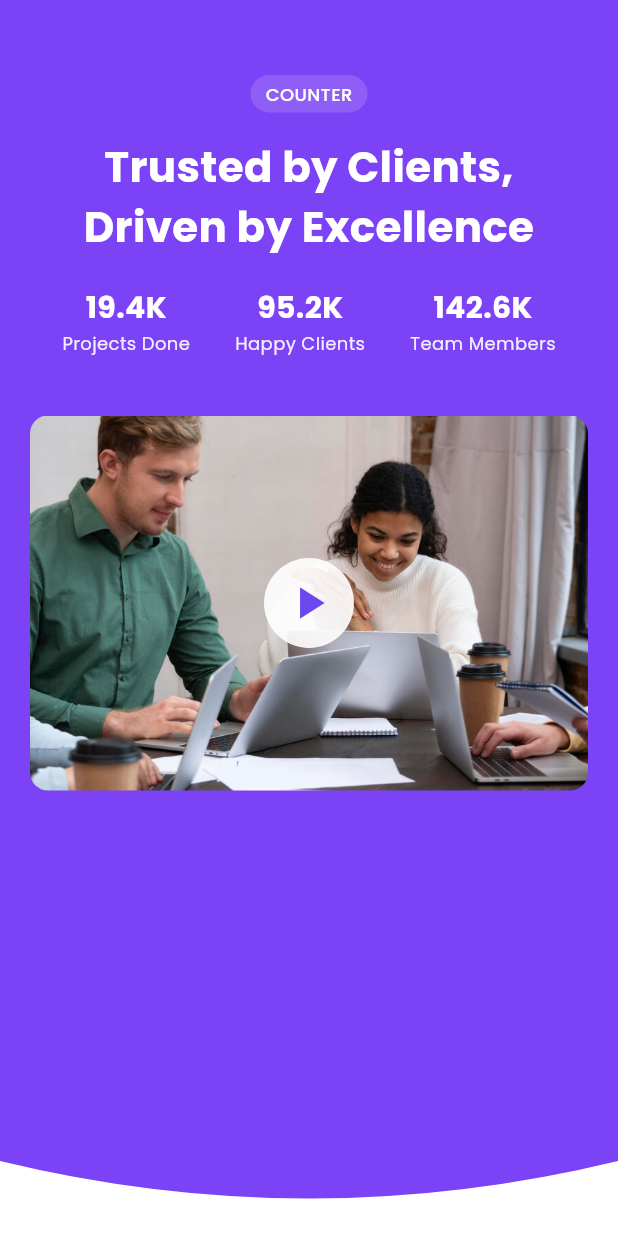
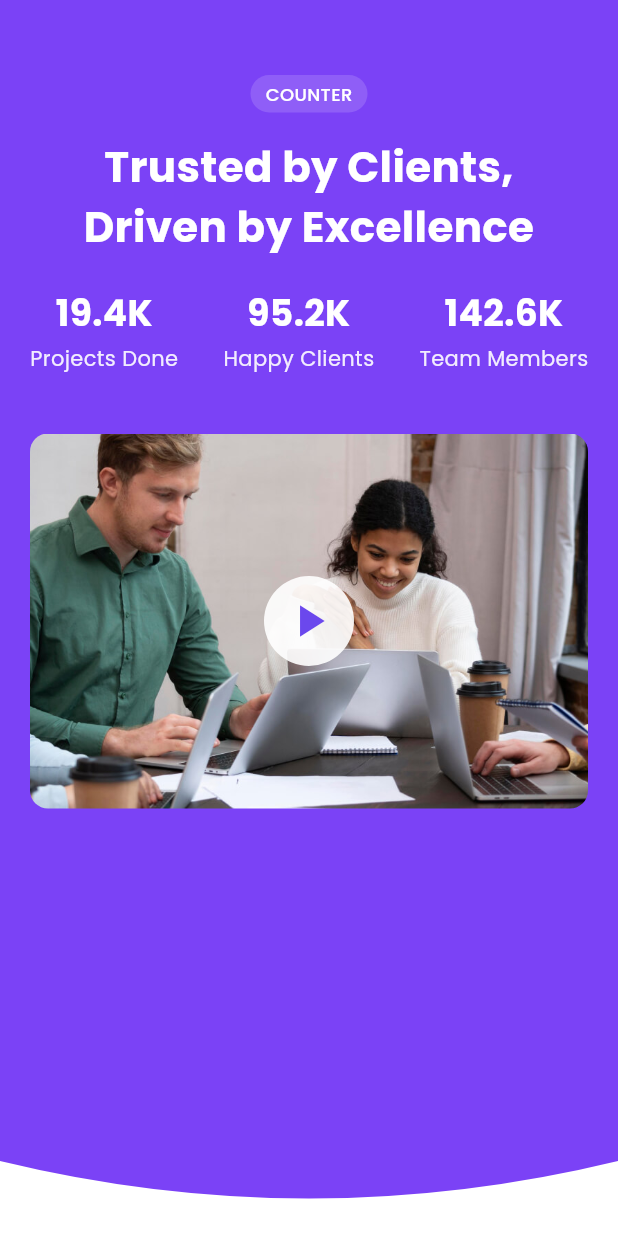
Before and after one commit to ekcsmedia/erudite-portfolio, a Flutter app: the CounterSection widget shown alone on an empty page, opened directly, on a phone screen of 412 x 824 dp. Run offline on Flutter 3.47's test engine with Material 3 defaults, Android fonts, the phone set to English and light mode, and no system bars; our stand-ins replace carousel_slider, fl_chart, flutter_svg, font_awesome_flutter, get, google_fonts; missing offline and left inert: dart:html, dart:ui_web, flutter_circular_text; network calls fail.

Commit message:
files updated

```diff
--- a/lib/views/about_us/about_us.dart
+++ b/lib/views/about_us/about_us.dart
@@ -5,6 +5,8 @@ import 'package:flutter/material.dart';
 import 'package:flutter_svg/svg.dart';
 import 'package:font_awesome_flutter/font_awesome_flutter.dart';
 import 'package:google_fonts/google_fonts.dart';
+
+import '../../utils/video_play_drive.dart';
 
 class AboutUsPage extends StatelessWidget {
   const AboutUsPage({Key? key}) : super(key: key);
@@ -384,15 +386,25 @@ class AboutCompanySection extends StatelessWidget {
 
 // ================= MARKETING EFFECTIVENESS ==================
 
-class CounterSection extends StatelessWidget {
+class CounterSection extends StatefulWidget {
   const CounterSection({super.key});
+
+  @override
+  State<CounterSection> createState() => _CounterSectionState();
+}
+
+class _CounterSectionState extends State<CounterSection> {
+  bool _isPlaying = false;
+
+  // Replace this with your Google Drive fileId
+  final String fileId = "113dErrBM32NBdZRGUyBhrUQRuuip1NQy";
 
   @override
   Widget build(BuildContext context) {
     return ClipPath(
       clipper: CurvedBottomClipper(),
       child: Container(
-        color: const Color(0xFF7B42F6), // Purple background
+        color: const Color(0xFF7B42F6),
         padding: const EdgeInsets.symmetric(vertical: 50, horizontal: 20),
         child: Column(
           children: [
@@ -439,10 +451,12 @@ class CounterSection extends StatelessWidget {
             ),
             const SizedBox(height: 40),
 
-            // Image with play button overlay
+            // Image or Video
             ClipRRect(
               borderRadius: BorderRadius.circular(12),
-              child: Stack(
+              child: _isPlaying
+                  ? GoogleDriveIframePlayer(fileId: fileId)
+                  : Stack(
                 alignment: Alignment.center,
                 children: [
                   Image.asset(
@@ -451,7 +465,13 @@ class CounterSection extends StatelessWidget {
                     width: double.infinity,
                     height: 250,
                   ),
-                  Container(
+                  GestureDetector(
+                    onTap: () {
+                      setState(() {
+                        _isPlaying = true;
+                      });
+                    },
+                    child: Container(
                       width: 60,
                       height: 60,
                       decoration: BoxDecoration(
@@ -462,6 +482,7 @@ class CounterSection extends StatelessWidget {
                         Icons.play_arrow,
                         color: Color(0xFF6B48ED),
                         size: 36,
+                      ),
                     ),
                   ),
                 ],
@@ -479,16 +500,16 @@ class CounterSection extends StatelessWidget {
         Text(
           value,
           style: GoogleFonts.poppins(
-            fontSize: 20,
+            fontSize: 24,
             fontWeight: FontWeight.w700,
             color: Colors.white,
           ),
         ),
+        const SizedBox(height: 4),
         Text(
           label,
           style: GoogleFonts.poppins(
-            fontSize: 12,
-            fontWeight: FontWeight.w400,
+            fontSize: 14,
             color: Colors.white.withOpacity(0.9),
           ),
         ),
--- a/pubspec.yaml
+++ b/pubspec.yaml
@@ -42,6 +42,8 @@ dependencies:
   get: ^4.7.2
   flutter_svg: ^2.0.9
   fl_chart: ^0.69.0
+  video_player: ^2.10.0
+  webview_flutter: ^4.13.0
 dev_dependencies:
   flutter_test:
     sdk: flutter
```
Also changed, not shown: lib/utils/video_play_drive.dart (added, +30 -0 lines), lib/views/case_studies/case_studies.dart (+41 -0 lines). Lines whose indentation alone changed are shown as unchanged.
